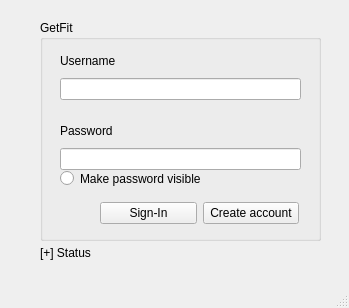
Qt form getfit.ui (kevinlucas23/getFit) before a commit.
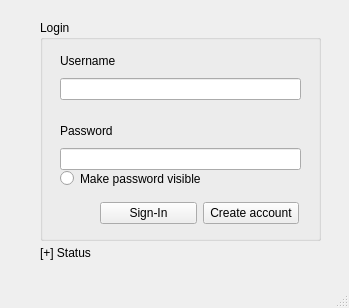
The same form after that commit.

Patch:
```diff
--- a/getfit.ui
+++ b/getfit.ui
@@ -24,7 +24,7 @@
      </rect>
     </property>
     <property name="title">
-     <string>GetFit</string>
+     <string>Login</string>
     </property>
     <widget class="QRadioButton" name="button_s">
      <property name="geometry">
```
Left out of the diff: 8 changed lines with no effect on the pictures.
